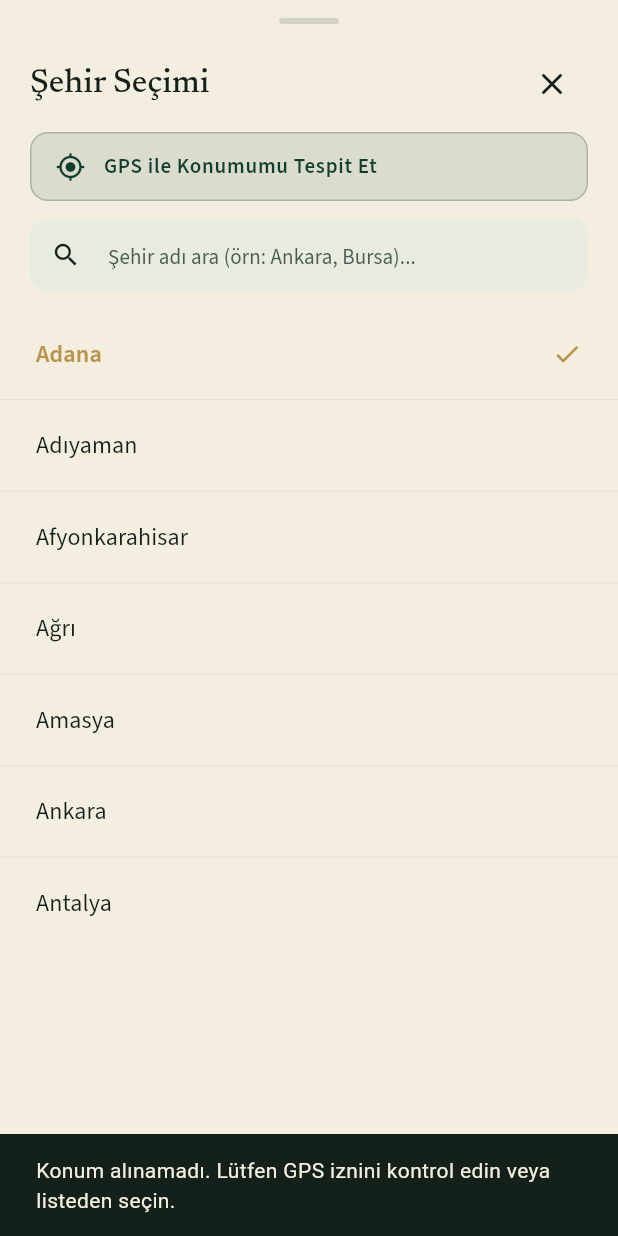
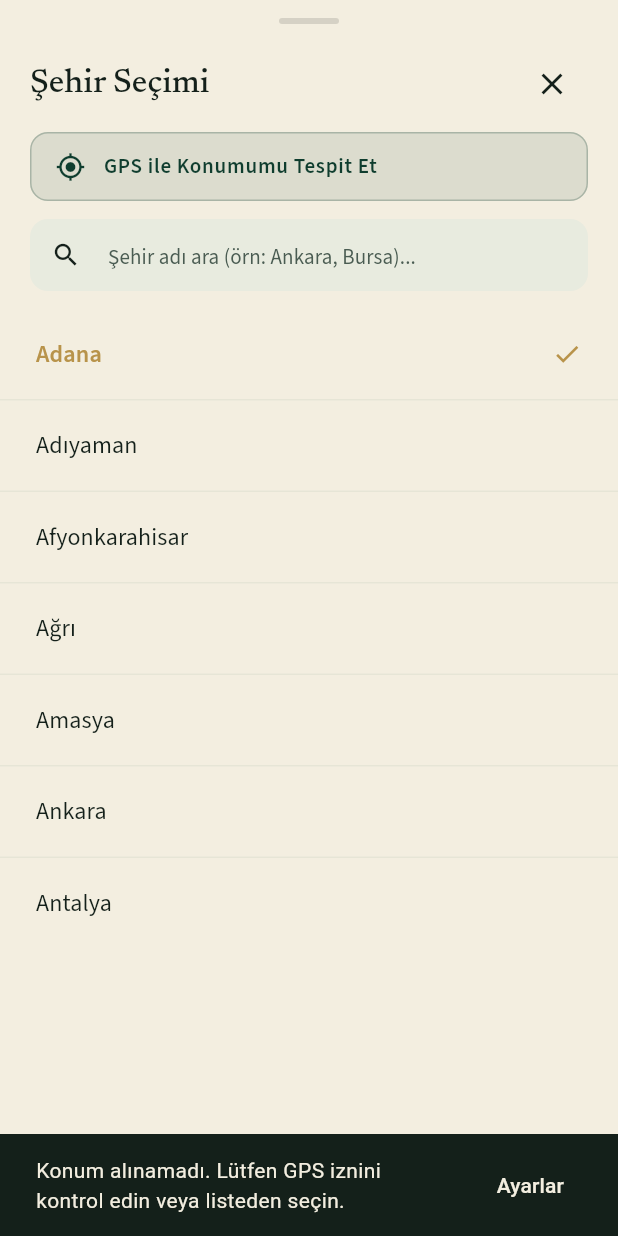
Before and after one commit to abdulsamet-kasal/vakit, a Flutter app: the CitySelectorSheet widget shown alone on an empty page, opened directly with sample values from the repository, after a tap on "GPS ile Konumumu Tespit Et", on a phone screen of 412 x 824 dp. Run offline on Flutter 3.47's test engine with Material 3 defaults, Android fonts, the phone set to English and light mode, and no system bars; our stand-ins replace adhan, flutter_compass, flutter_dotenv, flutter_riverpod, geocoding, geolocator and 6 more; missing offline and left inert: home_widget; accounts and stored records are empty.

Commit message:
feat(phase-6): icon & splash with mihrap motif, accessibility text scaling, permission flow, comprehensive readme

```diff
--- a/lib/features/prayer_times/presentation/widgets/city_selector_sheet.dart
+++ b/lib/features/prayer_times/presentation/widgets/city_selector_sheet.dart
@@ -1,4 +1,5 @@
 import 'package:flutter/material.dart';
+import 'package:geolocator/geolocator.dart';
 import '../../../../core/constants/app_colors.dart';
 import '../../../../core/constants/app_typography.dart';
 import '../../domain/city_model.dart';
@@ -116,8 +117,14 @@ class _CitySelectorSheetState extends State<CitySelectorSheet> {
                           navigator.pop();
                         } else {
                           messenger.showSnackBar(
-                            const SnackBar(
-                              content: Text('Konum alınamadı. Lütfen GPS iznini kontrol edin veya listeden seçin.'),
+                            SnackBar(
+                              content: const Text('Konum alınamadı. Lütfen GPS iznini kontrol edin veya listeden seçin.'),
+                              action: SnackBarAction(
+                                label: 'Ayarlar',
+                                onPressed: () {
+                                  Geolocator.openAppSettings();
+                                },
+                              ),
                             ),
                           );
                         }
```
Also changed, not shown: lib/main.dart (+7 -0 lines), 9 other files.
